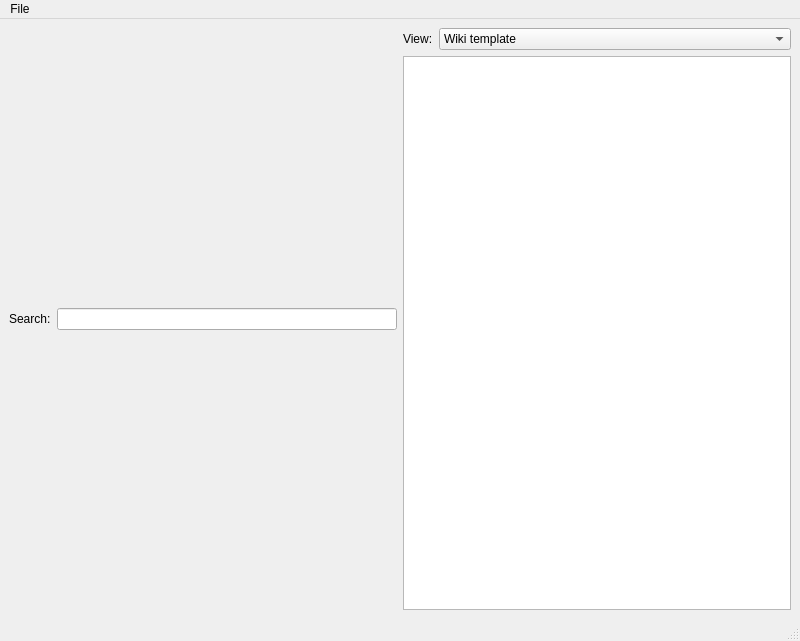
TrashMonks/qud-wiki, file qud_explorer_window.ui: the form before one commit.
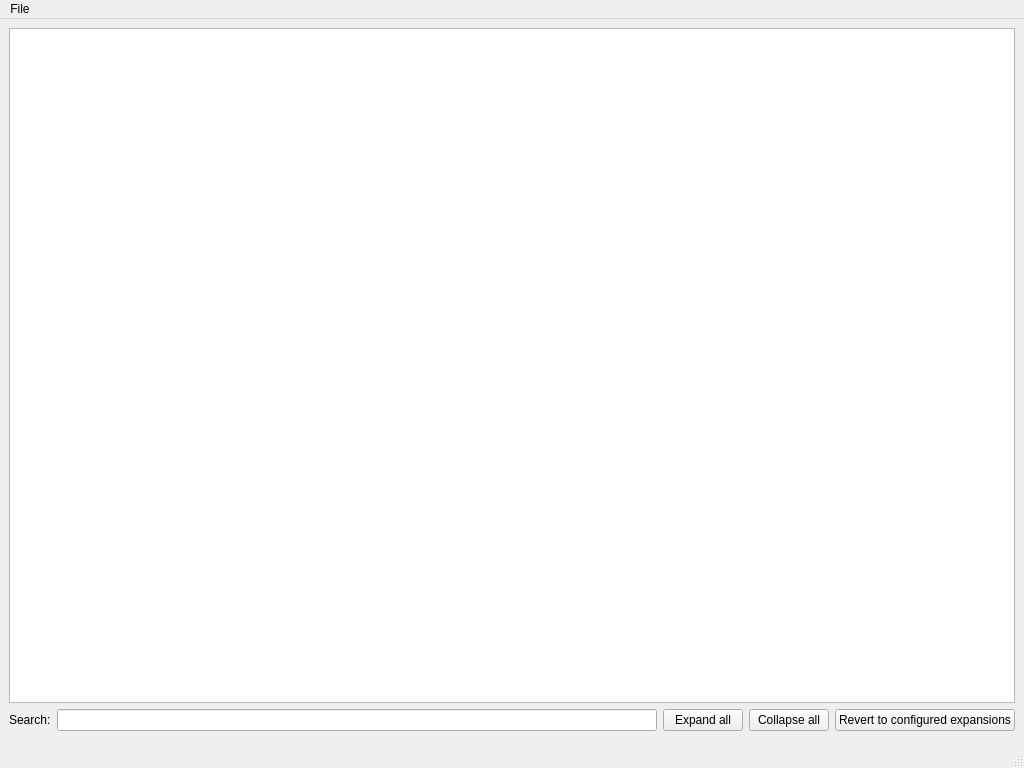
The form after the commit.

Commit message: Overhaul UI and add missing features

```diff
--- a/qud_explorer_window.ui
+++ b/qud_explorer_window.ui
@@ -6,8 +6,8 @@
    <rect>
     <x>0</x>
     <y>0</y>
-    <width>800</width>
-    <height>641</height>
+    <width>1024</width>
+    <height>768</height>
    </rect>
   </property>
   <property name="windowTitle">
@@ -16,80 +16,10 @@
   <widget class="QWidget" name="centralwidget">
    <layout class="QGridLayout" name="gridLayout">
     <item row="0" column="0">
-     <layout class="QHBoxLayout" name="horizontalLayout">
+     <layout class="QVBoxLayout" name="verticalLayout">
       <item>
        <layout class="QVBoxLayout" name="verticalLayout_2">
         <item>
-         <layout class="QHBoxLayout" name="horizontalLayout_2">
-          <item>
-           <widget class="QLabel" name="label_2">
-            <property name="text">
-             <string>Search:</string>
-            </property>
-           </widget>
-          </item>
-          <item>
-           <widget class="QLineEdit" name="lineEdit"/>
-          </item>
-         </layout>
-        </item>
-       </layout>
-      </item>
-      <item>
-       <layout class="QVBoxLayout" name="verticalLayout">
-        <item>
-         <layout class="QHBoxLayout" name="horizontalLayout_3">
-          <item>
-           <widget class="QLabel" name="label">
-            <property name="sizePolicy">
-             <sizepolicy hsizetype="Preferred" vsizetype="Preferred">
-              <horstretch>0</horstretch>
-              <verstretch>0</verstretch>
-             </sizepolicy>
-            </property>
-            <property name="text">
-             <string>View:</string>
-            </property>
-           </widget>
-          </item>
-          <item>
-           <widget class="QComboBox" name="comboBox">
-            <property name="sizePolicy">
-             <sizepolicy hsizetype="Expanding" vsizetype="Fixed">
-              <horstretch>0</horstretch>
-              <verstretch>0</verstretch>
-             </sizepolicy>
-            </property>
-            <item>
-             <property name="text">
-              <string>Wiki template</string>
-             </property>
-            </item>
-            <item>
-             <property name="text">
-              <string>XML source</string>
-             </property>
-            </item>
-            <item>
-             <property name="text">
-              <string>XML with virtual inherited attributes</string>
-             </property>
-            </item>
-            <item>
-             <property name="text">
-              <string>Internal representation</string>
-             </property>
-            </item>
-            <item>
-             <property name="text">
-              <string>Internal representation with virtual inherited attributes</string>
-             </property>
-            </item>
-           </widget>
-          </item>
-         </layout>
-        </item>
-        <item>
          <widget class="QPlainTextEdit" name="plainTextEdit">
           <property name="autoFillBackground">
            <bool>false</bool>
@@ -98,6 +28,48 @@
         </item>
        </layout>
       </item>
+      <item>
+       <layout class="QVBoxLayout" name="verticalLayout_3">
+        <item>
+         <layout class="QHBoxLayout" name="horizontalLayout_2">
+          <item>
+           <widget class="QLabel" name="search_label">
+            <property name="text">
+             <string>Search:</string>
+            </property>
+           </widget>
+          </item>
+          <item>
+           <widget class="QLineEdit" name="search_line_edit"/>
+          </item>
+          <item>
+           <widget class="QPushButton" name="expand_all_button">
+            <property name="text">
+             <string>Expand all</string>
+            </property>
+           </widget>
+          </item>
+          <item>
+           <widget class="QPushButton" name="collapse_all_button">
+            <property name="text">
+             <string>Collapse all</string>
+            </property>
+           </widget>
+          </item>
+          <item>
+           <widget class="QPushButton" name="restore_all_button">
+            <property name="text">
+             <string>Revert to configured expansions</string>
+            </property>
+           </widget>
+          </item>
+         </layout>
+        </item>
+        <item alignment="Qt::AlignBottom">
+         <widget class="QWidget" name="tree_target_widget" native="true"/>
+        </item>
+       </layout>
+      </item>
      </layout>
     </item>
    </layout>
@@ -107,7 +79,7 @@
     <rect>
      <x>0</x>
      <y>0</y>
-     <width>800</width>
+     <width>1024</width>
      <height>21</height>
     </rect>
    </property>
```
The commit also changes 3 other files.
